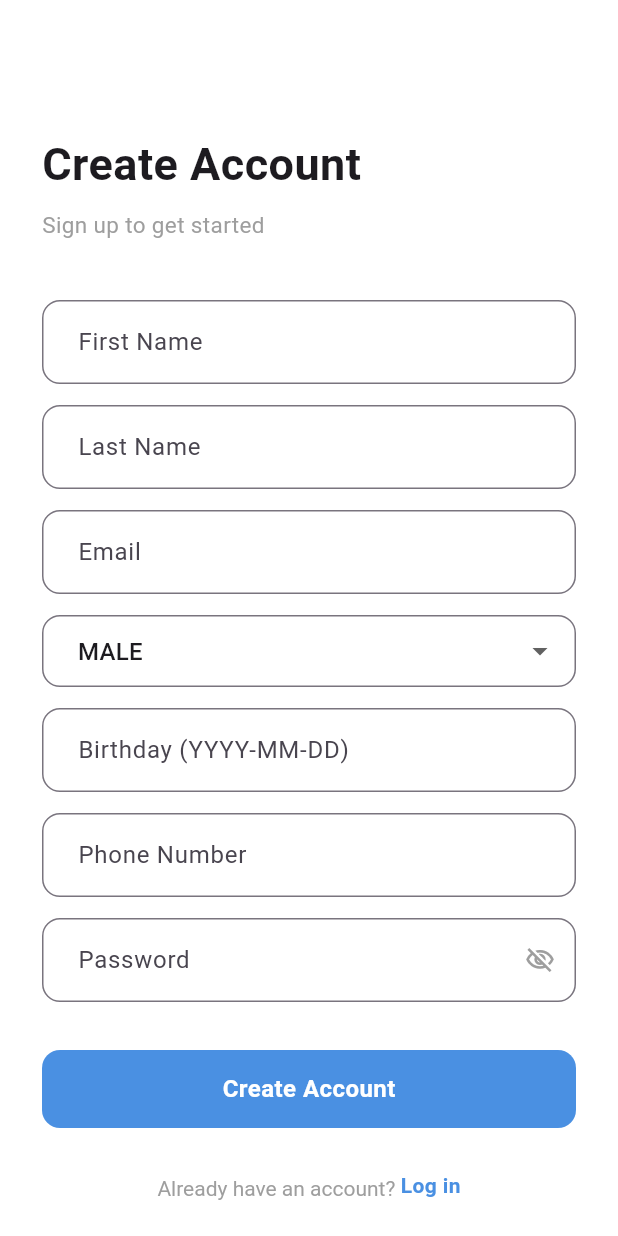
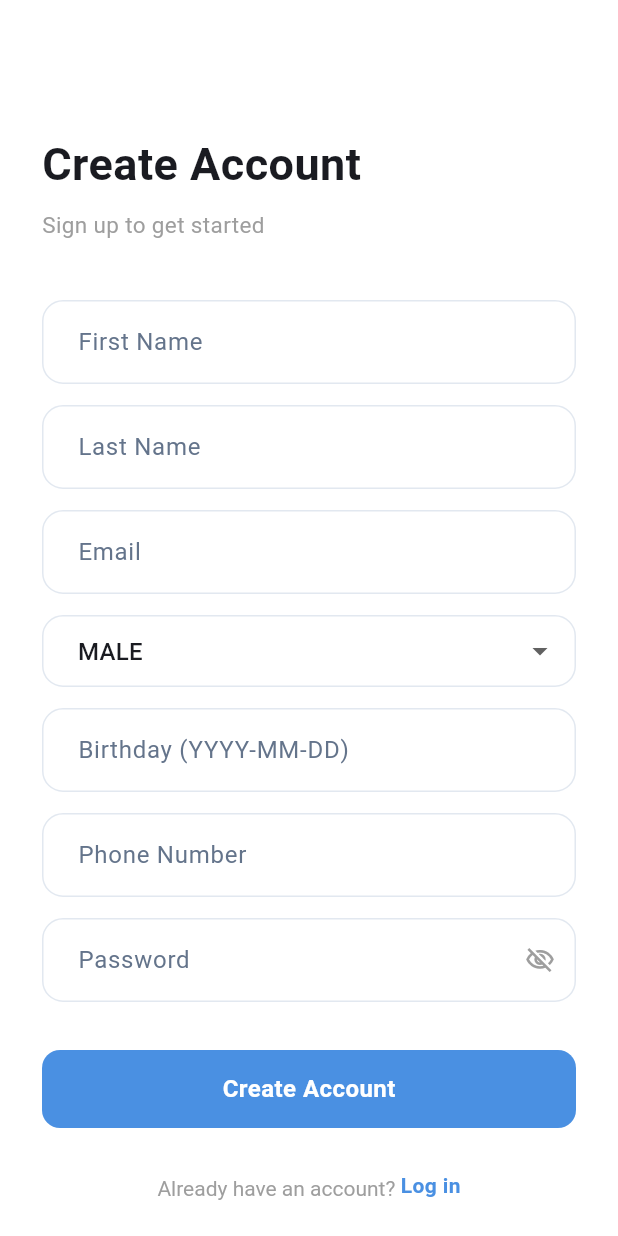
Before and after one commit to semester-five/mobile, a Flutter app: the screen it shows after launch, after a tap on "Sign up", on a phone screen of 412 x 824 dp. Run offline on Flutter 3.47's test engine with Material 3 defaults, Android fonts, the phone set to English and light mode, and no system bars; our stand-ins replace another_flushbar, flutter_dotenv, shared_preferences; missing offline and left inert: mobile_scanner; accounts and stored records are empty; network calls fail.

Commit message:
feat: comlete basic features

```diff
--- a/lib/core/services/auth_service.dart
+++ b/lib/core/services/auth_service.dart
@@ -10,7 +10,7 @@ import 'api_client.dart';
 class AuthService {
   final ApiClient _apiClient = ApiClient();
 
-  /// Đăng ký người dùng mới
+  /// Register a new user.
   Future<Map<String, dynamic>> register(Map<String, dynamic> data) async {
     final response = await _apiClient.post('/auths/register', body: data);
     if (response.statusCode == 201 || response.statusCode == 200) {
@@ -20,7 +20,7 @@ class AuthService {
     }
   }
 
-  /// Đăng nhập bằng Email / Mật khẩu
+  /// Log in with email and password.
   Future<Map<String, dynamic>> login(String email, String password) async {
     final response = await _apiClient.post(
       '/auths/login',
@@ -36,7 +36,7 @@ class AuthService {
     }
   }
 
-  /// Đổi mật khẩu
+  /// Change password.
   Future<void> changePassword(Map<String, dynamic> data) async {
     final response = await _apiClient.put('/auths/change-password', body: data);
     if (response.statusCode != 200) {
@@ -44,12 +44,12 @@ class AuthService {
     }
   }
 
-  /// Khởi tạo phiên đăng nhập Google
+  /// Start a Google login session.
   Future<Map<String, dynamic>> googleLogin(String googleToken) async {
     final response = await _apiClient.post(
       '/auths/google',
       body: {
-        'token': googleToken, // tuỳ chỉnh key theo DTO của backend
+        'token': googleToken, // Adjust this key to match the backend DTO.
       },
     );
     if (response.statusCode == 200 || response.statusCode == 201) {
@@ -61,7 +61,7 @@ class AuthService {
     }
   }
 
-  /// Khởi tạo phiên đăng nhập Apple
+  /// Start an Apple login session.
   Future<Map<String, dynamic>> appleLogin(String appleToken) async {
     final response = await _apiClient.post(
       '/auths/apple',
@@ -91,7 +91,7 @@ class AuthService {
     }
   }
 
-  /// Lấy thông tin user hiện tại
+  /// Get the current user's profile.
   Future<Map<String, dynamic>> getMe() async {
     final response = await _apiClient.get('/auths/me');
     if (response.statusCode == 200) {
@@ -101,7 +101,7 @@ class AuthService {
     }
   }
 
-  /// Cập nhật thông tin hồ sơ
+  /// Update profile information.
   Future<UserModel> updateProfile(Map<String, dynamic> data) async {
     final endpoint =
         dotenv.env['PROFILE_UPDATE_ENDPOINT']?.trim().isNotEmpty == true
@@ -167,7 +167,7 @@ class AuthService {
     return UserModel.fromJson(merged);
   }
 
-  /// Lưu token xuống máy
+  /// Persist tokens locally.
   Future<void> _saveTokens(Map<String, dynamic> data) async {
     final prefs = await SharedPreferences.getInstance();
     final tokenMap = data['token'] is Map<String, dynamic>
@@ -182,7 +182,7 @@ class AuthService {
     }
   }
 
-  /// Xoá token (Đăng xuất)
+  /// Clear tokens on logout.
   Future<void> logout() async {
     final prefs = await SharedPreferences.getInstance();
     await prefs.remove('access_token');
--- a/lib/core/services/user_service.dart
+++ b/lib/core/services/user_service.dart
@@ -18,13 +18,16 @@ class UserService extends ChangeNotifier {
   String? get accessToken => _session?.accessToken;
   String? get refreshToken => _session?.refreshToken;
   String get tokenType => _session?.tokenType ?? 'Bearer';
-  DateTime? get accessTokenExpiresAt =>
-      _session == null ? null : _session!.issuedAt.add(Duration(seconds: _session!.expiresIn));
+  DateTime? get accessTokenExpiresAt {
+    final session = _session;
+    return session?.issuedAt.add(Duration(seconds: session.expiresIn));
+  }
 
   bool get isLoggedIn => _session != null;
   bool get isAdmin => currentUser?.isAdmin ?? false;
   bool get isUser => currentUser?.isUser ?? false;
-  bool get canRefreshSession => refreshToken != null && refreshToken!.isNotEmpty;
+  bool get canRefreshSession =>
+      refreshToken != null && refreshToken!.isNotEmpty;
   bool get isAccessTokenExpired {
     final expiresAt = accessTokenExpiresAt;
     if (expiresAt == null) {
--- /dev/null
+++ b/lib/core/theme/app_theme.dart
@@ -0,0 +1,158 @@
+import 'package:flutter/material.dart';
+
+class AppTheme {
+  static const Color primary = Color(0xFF2563EB);
+  static const Color primaryDark = Color(0xFF1E40AF);
+  static const Color accent = Color(0xFF0F766E);
+  static const Color warning = Color(0xFFD97706);
+  static const Color danger = Color(0xFFDC2626);
+  static const Color background = Color(0xFFF6F8FB);
+  static const Color surface = Colors.white;
+  static const Color border = Color(0xFFE2E8F0);
+  static const Color text = Color(0xFF0F172A);
+  static const Color muted = Color(0xFF64748B);
+
+  static ThemeData get light {
+    final colorScheme = ColorScheme.fromSeed(
+      seedColor: primary,
+      brightness: Brightness.light,
+      primary: primary,
+      secondary: accent,
+      surface: surface,
+      error: danger,
+    );
+
+    final inputBorder = OutlineInputBorder(
+      borderRadius: BorderRadius.circular(14),
+      borderSide: const BorderSide(color: border),
+    );
+
+    return ThemeData(
+      useMaterial3: true,
+      colorScheme: colorScheme,
+      scaffoldBackgroundColor: background,
+      fontFamily: 'Roboto',
+      appBarTheme: const AppBarTheme(
+        elevation: 0,
+        centerTitle: false,
+        backgroundColor: background,
+        foregroundColor: text,
+        titleTextStyle: TextStyle(
+          color: text,
+          fontSize: 22,
+          fontWeight: FontWeight.w800,
+          letterSpacing: 0,
+        ),
+      ),
+      cardTheme: CardThemeData(
+        elevation: 0,
+        color: surface,
+        margin: EdgeInsets.zero,
+        shape: RoundedRectangleBorder(
+          borderRadius: BorderRadius.circular(8),
+          side: const BorderSide(color: border),
+        ),
+      ),
+      inputDecorationTheme: InputDecorationTheme(
+        filled: true,
+        fillColor: surface,
+        border: inputBorder,
+        enabledBorder: inputBorder,
+        focusedBorder: inputBorder.copyWith(
+          borderSide: const BorderSide(color: primary, width: 1.4),
+        ),
+        errorBorder: inputBorder.copyWith(
+          borderSide: const BorderSide(color: danger),
+        ),
+        focusedErrorBorder: inputBorder.copyWith(
+          borderSide: const BorderSide(color: danger, width: 1.4),
+        ),
+        contentPadding: const EdgeInsets.symmetric(
+          horizontal: 16,
+          vertical: 15,
+        ),
+        hintStyle: const TextStyle(color: muted),
+      ),
+      elevatedButtonTheme: ElevatedButtonThemeData(
+        style: ElevatedButton.styleFrom(
+          elevation: 0,
+          backgroundColor: primary,
+          foregroundColor: Colors.white,
+          minimumSize: const Size.fromHeight(48),
+          shape: RoundedRectangleBorder(borderRadius: BorderRadius.circular(8)),
+          textStyle: const TextStyle(
+            fontSize: 15,
+            fontWeight: FontWeight.w700,
+            letterSpacing: 0,
+          ),
+        ),
+      ),
+      filledButtonTheme: FilledButtonThemeData(
+        style: FilledButton.styleFrom(
+          backgroundColor: primary,
+          foregroundColor: Colors.white,
+          minimumSize: const Size.fromHeight(48),
+          shape: RoundedRectangleBorder(borderRadius: BorderRadius.circular(8)),
+          textStyle: const TextStyle(
+            fontSize: 15,
+            fontWeight: FontWeight.w700,
+            letterSpacing: 0,
+          ),
+        ),
+      ),
+      outlinedButtonTheme: OutlinedButtonThemeData(
+        style: OutlinedButton.styleFrom(
+          foregroundColor: primary,
+          minimumSize: const Size.fromHeight(48),
+          side: const BorderSide(color: border),
+          shape: RoundedRectangleBorder(borderRadius: BorderRadius.circular(8)),
+          textStyle: const TextStyle(
+            fontSize: 15,
+            fontWeight: FontWeight.w700,
+            letterSpacing: 0,
+          ),
+        ),
+      ),
+      navigationBarTheme: NavigationBarThemeData(
+        height: 72,
+        elevation: 0,
+        backgroundColor: surface,
+        indicatorColor: const Color(0xFFDBEAFE),
+        labelTextStyle: WidgetStateProperty.resolveWith((states) {
+          final selected = states.contains(WidgetState.selected);
+          return TextStyle(
+            color: selected ? primaryDark : muted,
+            fontSize: 12,
+            fontWeight: selected ? FontWeight.w700 : FontWeight.w600,
+            letterSpacing: 0,
+          );
+        }),
+        iconTheme: WidgetStateProperty.resolveWith((states) {
+          final selected = states.contains(WidgetState.selected);
+          return IconThemeData(color: selected ? primary : muted, size: 22);
+        }),
+      ),
+      snackBarTheme: SnackBarThemeData(
+        behavior: SnackBarBehavior.floating,
+        backgroundColor: text,
+        contentTextStyle: const TextStyle(color: Colors.white),
+        shape: RoundedRectangleBorder(borderRadius: BorderRadius.circular(8)),
+      ),
+    );
+  }
+
+  static BoxDecoration softPanel({Color color = surface}) {
+    return BoxDecoration(
+      color: color,
+      borderRadius: BorderRadius.circular(8),
+      border: Border.all(color: border),
+      boxShadow: [
+        BoxShadow(
+          color: Colors.black.withValues(alpha: 0.04),
+          blurRadius: 18,
+          offset: const Offset(0, 8),
+        ),
+      ],
+    );
+  }
+}
--- a/lib/features/auth/data/datasources/auth_remote_datasource.dart
+++ b/lib/features/auth/data/datasources/auth_remote_datasource.dart
@@ -62,7 +62,11 @@ class AuthRemoteDataSource {
     );
 
     if (response.statusCode >= 200 && response.statusCode < 300) {
-      _logHttpSuccess(method: method, uri: uri, statusCode: response.statusCode);
+      _logHttpSuccess(
+        method: method,
+        uri: uri,
+        statusCode: response.statusCode,
+      );
       final responseData = jsonDecode(response.body);
       return LoginResponseDto.fromJson(responseData);
     }
@@ -99,7 +103,11 @@ class AuthRemoteDataSource {
     );
 
     if (response.statusCode >= 200 && response.statusCode < 300) {
-      _logHttpSuccess(method: method, uri: uri, statusCode: response.statusCode);
+      _logHttpSuccess(
+        method: method,
+        uri: uri,
+        statusCode: response.statusCode,
+      );
       return;
     }
 
@@ -137,7 +145,7 @@ class AuthRemoteDataSource {
       }
 
       if (Platform.isIOS) {
-      return '192.168.1.2'; // 👈 IP máy Mac của bạn
+        return '192.168.1.2'; // Local Mac IP address.
       }
     } catch (_) {}
 
--- a/lib/features/auth/data/models/user_model.dart
+++ b/lib/features/auth/data/models/user_model.dart
@@ -41,7 +41,7 @@ class UserModel {
   bool get isAdmin => role.toUpperCase() == 'ADMIN';
   bool get isUser => role.toUpperCase() == 'USER';
 
-  // ✅ Getter thay vì lưu trong JSON
+  // Derived getter, not stored in JSON.
   String get fullName {
     return '$firstName $lastName'.trim();
   }
--- a/lib/features/auth/presentation/controllers/register_controller.dart
+++ b/lib/features/auth/presentation/controllers/register_controller.dart
@@ -31,7 +31,9 @@ class RegisterController extends ChangeNotifier {
     required String password,
   }) async {
     if (_isLoading) {
-      _debugLog('Ignored register call because another request is in progress.');
+      _debugLog(
+        'Ignored register call because another request is in progress.',
+      );
       return false;
     }
 
--- a/lib/features/profile/presentation/pages/edit_profile_page.dart
+++ b/lib/features/profile/presentation/pages/edit_profile_page.dart
@@ -196,7 +196,7 @@ class _EditProfilePageState extends State<EditProfilePage> {
               _FieldLabel(label: 'Gender'),
               const SizedBox(height: 8),
               DropdownButtonFormField<String>(
-                value: _selectedGender,
+                initialValue: _selectedGender,
                 decoration: InputDecoration(
                   border: OutlineInputBorder(
                     borderRadius: BorderRadius.circular(8),
--- a/lib/features/statistics/presentation/pages/security_alert_page.dart
+++ b/lib/features/statistics/presentation/pages/security_alert_page.dart
@@ -223,7 +223,7 @@ class _AlertRow extends StatelessWidget {
               Container(
                 padding: const EdgeInsets.symmetric(horizontal: 8, vertical: 4),
                 decoration: BoxDecoration(
-                  color: severityColor.withOpacity(0.1),
+                  color: severityColor.withValues(alpha: 0.1),
                   borderRadius: BorderRadius.circular(4),
                 ),
                 child: Text(
--- a/lib/main.dart
+++ b/lib/main.dart
@@ -1,3 +1,4 @@
+import 'package:face_locker/core/theme/app_theme.dart';
 import 'package:face_locker/features/auth/presentation/pages/login_page.dart';
 import 'package:flutter/material.dart';
 import 'package:flutter_dotenv/flutter_dotenv.dart';
@@ -15,6 +16,7 @@ class MyApp extends StatelessWidget {
   Widget build(BuildContext context) {
     return MaterialApp(
       debugShowCheckedModeBanner: false,
+      theme: AppTheme.light,
       home: const LoginPage(),
     );
   }
```
Also changed, not shown: 1 other file. Lines whose indentation alone changed are shown as unchanged.
